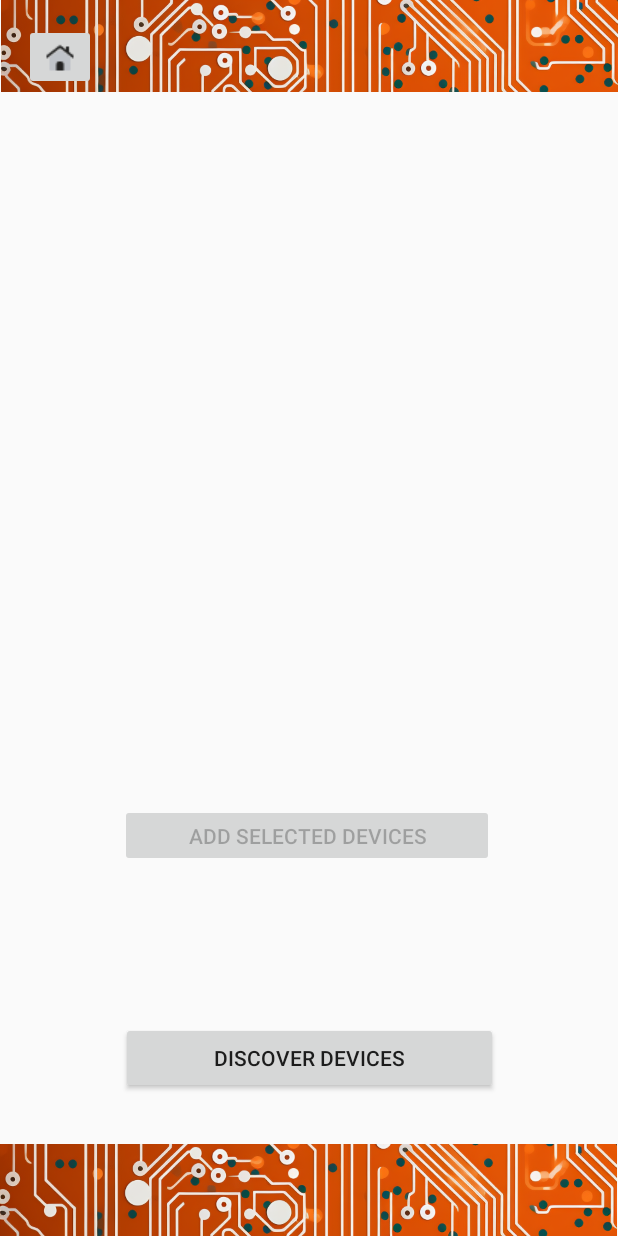
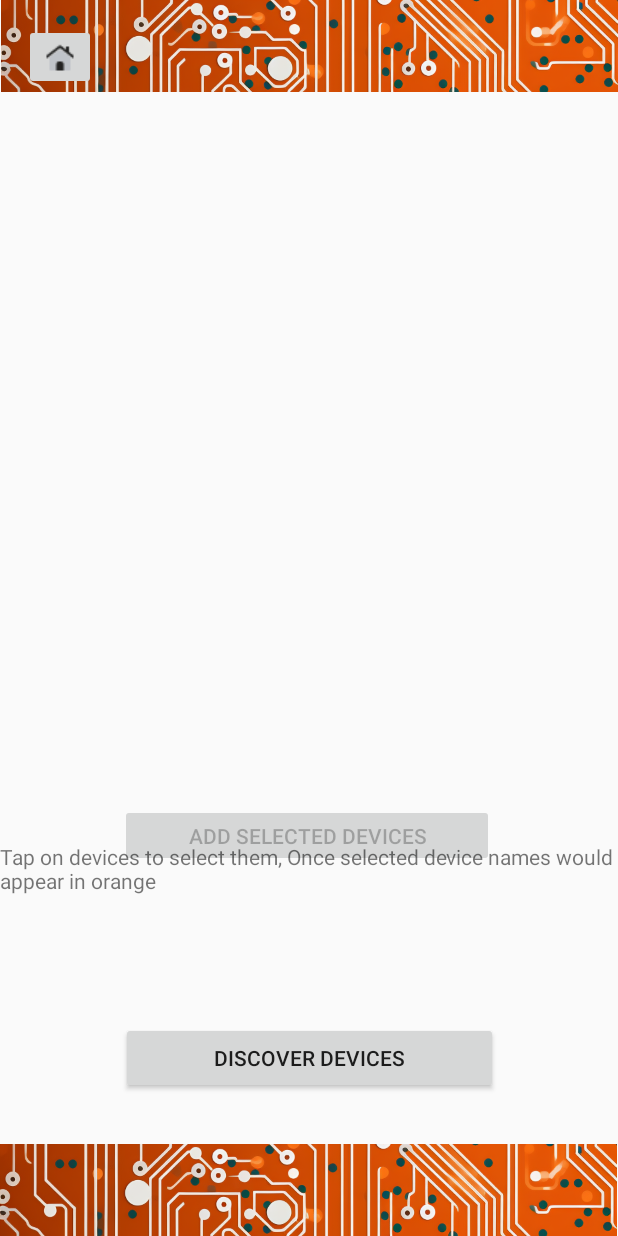
Before and after one commit to DavitSargsyan001/SmartHomie, an Android app: the DeviceDiscoveryActivity screen opened directly, with no data from a screen before it, on a phone screen of 412 x 824 dp. Run offline under Robolectric (Android 15) with nearby library versions, the light colour scheme and no system bars; our stand-ins replace Firebase (no records; nobody signed in at launch, a user with empty details on screens opened directly).

Commit message:
"update for device discovery"

```diff
--- a/app/src/main/java/com/example/smarthomie/DeviceDetailsActivity.kt
+++ b/app/src/main/java/com/example/smarthomie/DeviceDetailsActivity.kt
@@ -51,7 +51,7 @@ class DeviceDetailsActivity : AppCompatActivity() {
 
 
 
-        if (device.type == "Smart Light" && device.type == "Smart Plug") {
+        if (device.type == "Smart Light" || device.type == "Smart Plug") {
 
             if (device.type == "Smart Light"){
                 val brightnessControl = findViewById<SeekBar>(R.id.seekBar)
--- a/app/src/main/java/com/example/smarthomie/DeviceDiscoveryActivity.kt
+++ b/app/src/main/java/com/example/smarthomie/DeviceDiscoveryActivity.kt
@@ -190,11 +190,11 @@ class DeviceDiscoveryActivity : AppCompatActivity() {
                                 val name = lightObject.getString("name")
                                 val uniqueId = lightObject.getString("uniqueid")
                                 val deviceType = lightObject.getString("type")
-                                val typeToAssign = "Smart Device"
+                                var typeToAssign = "Smart Device"
                                 if (deviceType == "On/Off plug-in unit"){
-                                    val typeToAssign = "Smart Plug"
+                                     typeToAssign = "Smart Plug"
                                 } else if (deviceType == "Dimmable light") {
-                                    val typeToAssign = "Smart Light"
+                                   typeToAssign = "Smart Light"
                                 }
 
                                 val deviceDetails = DeviceDetails(
--- a/app/src/main/res/layout/device_discovery_page.xml
+++ b/app/src/main/res/layout/device_discovery_page.xml
@@ -59,8 +59,8 @@
 
     <androidx.recyclerview.widget.RecyclerView
         android:id="@+id/devicesRecyclerView"
-        android:layout_width="399dp"
-        android:layout_height="425dp"
+        android:layout_width="398dp"
+        android:layout_height="419dp"
         android:layout_marginStart="4dp"
         android:layout_marginTop="80dp"
         app:layout_constraintStart_toStartOf="parent"
@@ -79,5 +79,17 @@
         app:layout_constraintTop_toTopOf="parent"
         app:layout_constraintVertical_bias="0.0" />
 
+    <TextView
+        android:id="@+id/textViewHint"
+        android:layout_width="wrap_content"
+        android:layout_height="wrap_content"
+        android:text="Tap on devices to select them, Once selected device names would appear in orange"
+        app:layout_constraintBottom_toBottomOf="parent"
+        app:layout_constraintEnd_toEndOf="parent"
+        app:layout_constraintHorizontal_bias="0.467"
+        app:layout_constraintStart_toStartOf="parent"
+        app:layout_constraintTop_toTopOf="parent"
+        app:layout_constraintVertical_bias="0.712" />
+
 
 </androidx.constraintlayout.widget.ConstraintLayout>
--- a/app/src/main/res/values/colors.xml
+++ b/app/src/main/res/values/colors.xml
@@ -3,4 +3,5 @@
     <color name="black">#FF000000</color>
     <color name="white">#FFFFFFFF</color>
     <color name="my_button_color">#FF000000</color>
+    <color name="selected_device_color">#BA4002</color>
 </resources>
```
Also changed, not shown: app/src/main/java/com/example/smarthomie/DeviceAdapter.kt (+25 -23 lines), app/src/main/java/com/example/smarthomie/DeviceDetails.kt (+1 -7 lines), app/src/main/java/com/example/smarthomie/DeviceViewModelFactory.kt (deleted, +0 -17 lines), app/src/main/res/layout/activity_light_detail.xml (+10 -9 lines).
